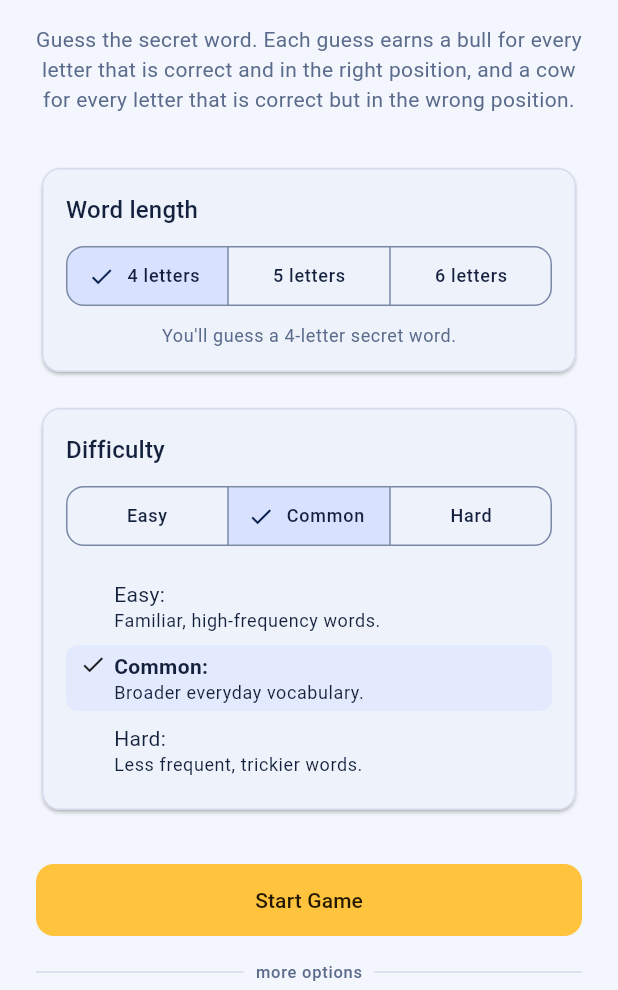
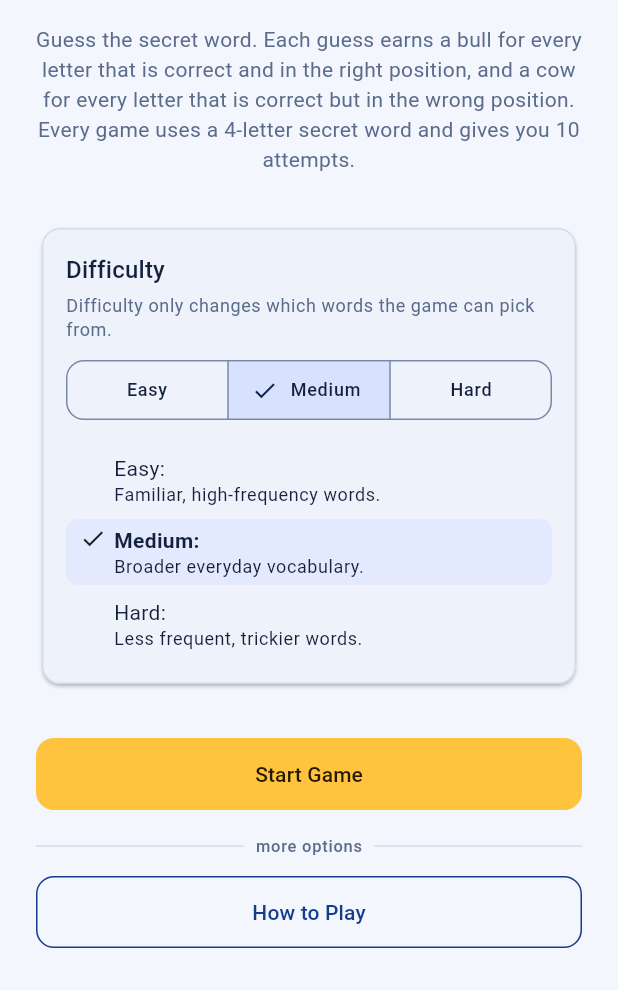
Before and after one commit to irshadmohd2002/cow-bull-quest, a Flutter app: the screen it shows after launch, on a phone screen of 412 x 824 dp, the part 246-1236 px from its top. Run offline on Flutter 3.47's test engine with Material 3 defaults, Android fonts, the phone set to English and light mode, and no system bars; our stand-ins replace shared_preferences; project files that could hold a hidden picture were left out.

Commit message:
feat: simplify game modes and improve first-guess guidance

```diff
--- a/lib/app.dart
+++ b/lib/app.dart
@@ -145,22 +145,6 @@ class CowBullApp extends StatefulWidget {
 class _CowBullAppState extends State<CowBullApp> {
   static const GameEngine _gameEngine = GameEngine();
 
-  /// Attempt-limit display data for the `rules` feature, keyed by word
-  /// length. Read from [GameConfig] only here — the app-level composition
-  /// root — and handed to [RulesScreen] as a presentation-neutral map, so
-  /// the `rules` feature never needs to import `GameConfig` itself.
-  ///
-  /// [maxAttempts] depends only on word length, never difficulty (see
-  /// [GameConfig]), so the difficulty passed here to satisfy
-  /// [GameConfig.forSelection]'s required parameter is arbitrary.
-  static final Map<int, int> _attemptLimitsByWordLength = {
-    for (final wordLength in const [4, 5, 6])
-      wordLength: GameConfig.forSelection(
-        wordLength: wordLength,
-        difficulty: GameDifficulty.common,
-      ).maxAttempts,
-  };
-
   /// The settings instance actually in use — either [CowBullApp.settings]
   /// verbatim, or one freshly created here (non-persistent — see the
   /// class-level doc on [CowBullApp.settings]). Resolved once in [initState]
@@ -204,12 +188,17 @@ class _CowBullAppState extends State<CowBullApp> {
     super.dispose();
   }
 
-  /// Turns the word length and difficulty [HomeScreen] hands back into a
-  /// [GameConfig] — the only place that happens, since [HomeScreen] itself
-  /// never imports the `game` feature — then pushes [GameScreen] with a
-  /// freshly created [GameController]. A [GameController] is created only
-  /// here, at the moment a game actually starts, and is owned and disposed
-  /// exactly once by [GameScreen] itself.
+  /// Turns the difficulty [HomeScreen] hands back into a [GameConfig] — the
+  /// only place that happens, since [HomeScreen] itself never imports the
+  /// `game` feature — then pushes [GameScreen] with a freshly created
+  /// [GameController]. A [GameController] is created only here, at the
+  /// moment a game actually starts, and is owned and disposed exactly once
+  /// by [GameScreen] itself.
+  ///
+  /// Every visible game always uses [GameConfig.visibleWordLength] (4
+  /// letters, 10 attempts) — [HomeScreen] no longer offers any other word
+  /// length (see Milestone 12), so there is no stored or passed-in word
+  /// length here that could ever be a stale 5 or 6 from an older install.
   ///
   /// The controller's `onGameCompleted` hook is wired to [_recordCompletedGame]
   /// so every won/lost game is recorded into statistics exactly once, right
@@ -218,13 +207,9 @@ class _CowBullAppState extends State<CowBullApp> {
   /// through to the eventual completed-game record: it is already the
   /// feature-neutral [DifficultyOption] statistics needs, so no separate
   /// `GameDifficulty`-to-neutral mapping is needed at completion time.
-  void _startGame(
-    BuildContext context,
-    int wordLength,
-    DifficultyOption difficulty,
-  ) {
+  void _startGame(BuildContext context, DifficultyOption difficulty) {
     final config = GameConfig.forSelection(
-      wordLength: wordLength,
+      wordLength: GameConfig.visibleWordLength,
       difficulty: _toGameDifficulty(difficulty),
     );
     unawaited(
@@ -301,13 +286,7 @@ class _CowBullAppState extends State<CowBullApp> {
   }
 
   void _openRules(BuildContext context) {
-    unawaited(
-      _pushOnce(
-        context,
-        (_) =>
-            RulesScreen(attemptLimitsByWordLength: _attemptLimitsByWordLength),
-      ),
-    );
+    unawaited(_pushOnce(context, (_) => const RulesScreen()));
   }
 
   void _openSettings(BuildContext context) {
@@ -398,8 +377,7 @@ class _CowBullAppState extends State<CowBullApp> {
         themeMode: _settings.themeMode,
         home: Builder(
           builder: (context) => HomeScreen(
-            onStartGame: (wordLength, difficulty) =>
-                _startGame(context, wordLength, difficulty),
+            onStartGame: (difficulty) => _startGame(context, difficulty),
             onOpenRules: () => _openRules(context),
             onOpenSettings: () => _openSettings(context),
             onOpenStatistics: () => _openStatistics(context),
--- a/lib/features/game/presentation/game_screen.dart
+++ b/lib/features/game/presentation/game_screen.dart
@@ -42,7 +42,7 @@ String _validationMessage(GuessValidationFailure reason, int wordLength) {
 /// domain enum itself — the domain layer only ever exposes typed values.
 String _difficultyLabel(GameDifficulty difficulty) => switch (difficulty) {
   GameDifficulty.easy => 'Easy',
-  GameDifficulty.common => 'Common',
+  GameDifficulty.common => 'Medium',
   GameDifficulty.hard => 'Hard',
 };
 
--- a/lib/features/game/presentation/widgets/guess_history.dart
+++ b/lib/features/game/presentation/widgets/guess_history.dart
@@ -22,7 +22,7 @@ class GuessHistory extends StatelessWidget {
       return Center(
         child: Semantics(
           excludeSemantics: true,
-          label: 'No guesses yet. Make your first guess.',
+          label: 'Enter any 4-letter word to start the game.',
           child: Column(
             mainAxisSize: MainAxisSize.min,
             children: [
@@ -33,10 +33,11 @@ class GuessHistory extends StatelessWidget {
               ),
               const SizedBox(height: AppSpacing.sm),
               Text(
-                'No guesses yet. Make your first guess!',
+                'Enter any 4-letter word to start the game.',
                 style: Theme.of(context).textTheme.bodyMedium?.copyWith(
                   color: colorScheme.onSurfaceVariant,
                 ),
+                textAlign: TextAlign.center,
               ),
             ],
           ),
--- a/lib/features/home/presentation/home_screen.dart
+++ b/lib/features/home/presentation/home_screen.dart
@@ -5,10 +5,13 @@ import '../../../theme/app_motion.dart';
 import '../../../theme/app_spacing.dart';
 
 /// Concise, human-facing label for [option]. Presentation-layer concern —
-/// [DifficultyOption] itself carries no human-facing text.
+/// [DifficultyOption] itself carries no human-facing text. The internal
+/// [DifficultyOption.common] value keeps its enum name to avoid an
+/// unnecessary migration of stored statistics; only its displayed label
+/// changed from "Common" to "Medium".
 String _difficultyLabel(DifficultyOption option) => switch (option) {
   DifficultyOption.easy => 'Easy',
-  DifficultyOption.common => 'Common',
+  DifficultyOption.common => 'Medium',
   DifficultyOption.hard => 'Hard',
 };
 
@@ -22,19 +25,22 @@ String _difficultyDescription(DifficultyOption option) => switch (option) {
 };
 
 /// The app's entry screen: a brief explanation of the game, a choice of
-/// secret-word length (4, 5, or 6 letters) and difficulty (Easy, Common, or
-/// Hard), and entry points to starting a game, How to Play, and Settings.
+/// difficulty (Easy, Medium, or Hard), and entry points to starting a game,
+/// How to Play, and Settings.
 ///
-/// Purely presentational and feature-local — it owns only the selected word
-/// length (a plain `int`) and difficulty (the shared, feature-neutral
-/// [DifficultyOption]) as local state, and never imports anything from the
-/// `game`, `rules`, or `settings` features (no `GameConfig`, no
-/// `GameDifficulty`, no repository, no engine, no controller, no other
-/// feature's screen). All three actions are handed off entirely to
-/// [onStartGame], [onOpenRules], and [onOpenSettings], which the app-level
-/// composition root supplies; that composition root is the one place that
-/// turns the chosen length and difficulty into a `GameConfig` via
-/// `GameConfig.forSelection` and owns navigation to the other screens.
+/// Every game — regardless of difficulty — always uses a 4-letter secret
+/// word and allows 10 attempts (see Milestone 12); difficulty only changes
+/// which word pool the secret word is drawn from. Purely presentational and
+/// feature-local — it owns only the selected difficulty (the shared,
+/// feature-neutral [DifficultyOption]) as local state, and never imports
+/// anything from the `game`, `rules`, or `settings` features (no
+/// `GameConfig`, no `GameDifficulty`, no repository, no engine, no
+/// controller, no other feature's screen). All three actions are handed off
+/// entirely to [onStartGame], [onOpenRules], and [onOpenSettings], which the
+/// app-level composition root supplies; that composition root is the one
+/// place that turns the chosen difficulty into a `GameConfig` via
+/// `GameConfig.forSelection` (always with `GameConfig.visibleWordLength`)
+/// and owns navigation to the other screens.
 class HomeScreen extends StatefulWidget {
   const HomeScreen({
     super.key,
@@ -44,9 +50,10 @@ class HomeScreen extends StatefulWidget {
     required this.onOpenStatistics,
   });
 
-  /// Called with the chosen word length (4, 5, or 6) and difficulty when
-  /// the player starts a game.
-  final void Function(int wordLength, DifficultyOption difficulty) onStartGame;
+  /// Called with the chosen difficulty when the player starts a game. Every
+  /// game always uses a 4-letter secret word and 10 attempts, so no word
+  /// length is passed here.
+  final void Function(DifficultyOption difficulty) onStartGame;
 
   /// Called when the player wants to see the How to Play screen.
   final VoidCallback onOpenRules;
@@ -60,8 +67,6 @@ class HomeScreen extends StatefulWidget {
   /// with a `StatisticsController`.
   final VoidCallback onOpenStatistics;
 
-  static const List<int> _wordLengthOptions = [4, 5, 6];
-
   /// The difficulty preselected when Home first appears. `common` — the
   /// broadest, middle-of-the-road pool — is the least surprising default
   /// for a first-time player, neither the easiest nor the hardest option.
@@ -72,11 +77,10 @@ class HomeScreen extends StatefulWidget {
 }
 
 class _HomeScreenState extends State<HomeScreen> {
-  int _selectedWordLength = HomeScreen._wordLengthOptions.first;
   DifficultyOption _selectedDifficulty = HomeScreen._defaultDifficulty;
 
   void _handleStart() {
-    widget.onStartGame(_selectedWordLength, _selectedDifficulty);
+    widget.onStartGame(_selectedDifficulty);
   }
 
   @override
@@ -104,7 +108,8 @@ class _HomeScreenState extends State<HomeScreen> {
                 'Guess the secret word. Each guess earns a bull for every '
                 'letter that is correct and in the right position, and a '
                 'cow for every letter that is correct but in the wrong '
-                'position.',
+                'position. Every game uses a 4-letter secret word and gives '
+                'you 10 attempts.',
                 style: textTheme.bodyMedium?.copyWith(
                   color: colorScheme.onSurfaceVariant,
                 ),
@@ -117,58 +122,15 @@ class _HomeScreenState extends State<HomeScreen> {
                   child: Column(
                     crossAxisAlignment: CrossAxisAlignment.stretch,
                     children: [
-                      Text('Word length', style: textTheme.titleMedium),
-                      const SizedBox(height: AppSpacing.sm),
-                      Semantics(
-                        container: true,
-                        label: 'Word length selection',
-                        child: SegmentedButton<int>(
-                          style: SegmentedButton.styleFrom(
-                            padding: EdgeInsets.symmetric(
-                              horizontal: segmentHorizontalPadding,
-                            ),
-                          ),
-                          segments: [
-                            for (final length in HomeScreen._wordLengthOptions)
-                              ButtonSegment(
-                                value: length,
-                                label: _SegmentLabel('$length letters'),
-                              ),
-                          ],
-                          selected: {_selectedWordLength},
-                          onSelectionChanged: (selection) => setState(
-                            () => _selectedWordLength = selection.first,
-                          ),
+                      Text('Difficulty', style: textTheme.titleMedium),
+                      const SizedBox(height: AppSpacing.xs),
+                      Text(
+                        'Difficulty only changes which words the game can '
+                        'pick from.',
+                        style: textTheme.bodySmall?.copyWith(
+                          color: colorScheme.onSurfaceVariant,
                         ),
                       ),
-                      const SizedBox(height: AppSpacing.sm),
-                      AnimatedSwitcher(
-                        duration: AppMotion.durationFor(
-                          context,
-                          AppMotion.fast,
-                        ),
-                        switchInCurve: AppMotion.curve,
-                        child: Text(
-                          'You\'ll guess a $_selectedWordLength-letter '
-                          'secret word.',
-                          key: ValueKey(_selectedWordLength),
-                          style: textTheme.bodySmall?.copyWith(
-                            color: colorScheme.onSurfaceVariant,
-                          ),
-                        ),
-                      ),
-                    ],
-                  ),
-                ),
-              ),
-              const SizedBox(height: AppSpacing.lg),
-              Card(
-                child: Padding(
-                  padding: const EdgeInsets.all(AppSpacing.lg),
-                  child: Column(
-                    crossAxisAlignment: CrossAxisAlignment.stretch,
-                    children: [
-                      Text('Difficulty', style: textTheme.titleMedium),
                       const SizedBox(height: AppSpacing.sm),
                       Semantics(
                         container: true,
@@ -338,7 +300,7 @@ class _DifficultyDescriptionRow extends StatelessWidget {
 
 /// A segmented-button label that always stays on one line.
 ///
-/// Root cause of the "Common" (and "4 letters"/etc.) wrapping bug: at
+/// Root cause of the "Medium" (and other segment labels) wrapping bug: at
 /// narrow widths or large text-scale factors, a segment's available width
 /// can be less than its label's natural single-line width, and a plain
 /// [Text] (which defaults to wrapping) breaks onto a second line instead of
--- a/lib/features/rules/presentation/rules_screen.dart
+++ b/lib/features/rules/presentation/rules_screen.dart
@@ -5,24 +5,16 @@ import '../../../theme/app_spacing.dart';
 /// Explains how Bulls & Cows is played.
 ///
 /// Purely presentational and feature-local: it imports nothing from the
-/// `game` feature. The attempt-limit numbers shown per word length are
-/// display data only — a presentation-neutral `Map<int, int>` of word
-/// length to attempt limit — supplied by the app-level composition root
-/// (which is the only place permitted to read them from `GameConfig`), so
-/// this feature never needs to import `GameConfig` just to read that
-/// mapping.
+/// `game` feature. Every game always uses a 4-letter secret word and 10
+/// attempts (see Milestone 12), so that fact is stated directly as plain
+/// copy here rather than read from `GameConfig`.
 class RulesScreen extends StatelessWidget {
-  const RulesScreen({super.key, required this.attemptLimitsByWordLength});
-
-  /// Word length (4, 5, or 6) mapped to its attempt limit, supplied by the
-  /// app-level composition root.
-  final Map<int, int> attemptLimitsByWordLength;
+  const RulesScreen({super.key});
 
   @override
   Widget build(BuildContext context) {
     final textTheme = Theme.of(context).textTheme;
     final colorScheme = Theme.of(context).colorScheme;
-    final sortedLengths = attemptLimitsByWordLength.keys.toList()..sort();
 
     return Scaffold(
       appBar: AppBar(title: const Text('How to Play')),
@@ -101,8 +93,10 @@ class RulesScreen extends StatelessWidget {
               _SectionHeading('Difficulty'),
               const SizedBox(height: AppSpacing.sm),
               Text(
-                'Difficulty only changes which secret words the game can '
-                'pick from — it never changes scoring or attempt limits.',
+                'Difficulty only changes which vocabulary the secret word '
+                'is drawn from — every game uses a 4-letter secret word and '
+                'gives you 10 attempts to guess it, no matter which '
+                'difficulty you pick.',
                 style: textTheme.bodyMedium?.copyWith(
                   color: colorScheme.onSurfaceVariant,
                 ),
@@ -122,7 +116,7 @@ class RulesScreen extends StatelessWidget {
                       SizedBox(height: AppSpacing.md),
                       _RuleItem(
                         icon: Icons.balance,
-                        heading: 'Common',
+                        heading: 'Medium',
                         explanation: 'Broader everyday vocabulary.',
                       ),
                       SizedBox(height: AppSpacing.md),
@@ -133,25 +127,6 @@ class RulesScreen extends StatelessWidget {
                       ),
                     ],
                   ),
-                ),
-              ),
-              const SizedBox(height: AppSpacing.xl),
-              _SectionHeading('Attempt limits'),
-              const SizedBox(height: AppSpacing.sm),
-              Semantics(
-                container: true,
-                child: Wrap(
-                  spacing: AppSpacing.sm,
-                  runSpacing: AppSpacing.sm,
-                  children: [
-                    for (final wordLength in sortedLengths)
-                      Chip(
-                        label: Text(
-                          '$wordLength letters: '
-                          '${attemptLimitsByWordLength[wordLength]} attempts',
-                        ),
-                      ),
-                  ],
                 ),
               ),
               const SizedBox(height: AppSpacing.xl),
--- a/lib/features/statistics/presentation/statistics_screen.dart
+++ b/lib/features/statistics/presentation/statistics_screen.dart
@@ -25,7 +25,7 @@ const List<DifficultyOption> _difficultyBreakdownOrder = [
 
 String _difficultyLabel(DifficultyOption option) => switch (option) {
   DifficultyOption.easy => 'Easy',
-  DifficultyOption.common => 'Common',
+  DifficultyOption.common => 'Medium',
   DifficultyOption.hard => 'Hard',
 };
 
--- a/lib/features/statistics/presentation/widgets/recent_games_list.dart
+++ b/lib/features/statistics/presentation/widgets/recent_games_list.dart
@@ -10,7 +10,7 @@ import '../../models/game_outcome.dart';
 /// [DifficultyOption] itself carries no human-facing text.
 String _difficultyLabel(DifficultyOption option) => switch (option) {
   DifficultyOption.easy => 'Easy',
-  DifficultyOption.common => 'Common',
+  DifficultyOption.common => 'Medium',
   DifficultyOption.hard => 'Hard',
 };
 
```
Also changed, not shown: lib/features/game/models/game_config.dart (+9 -0 lines), 7 other files.
